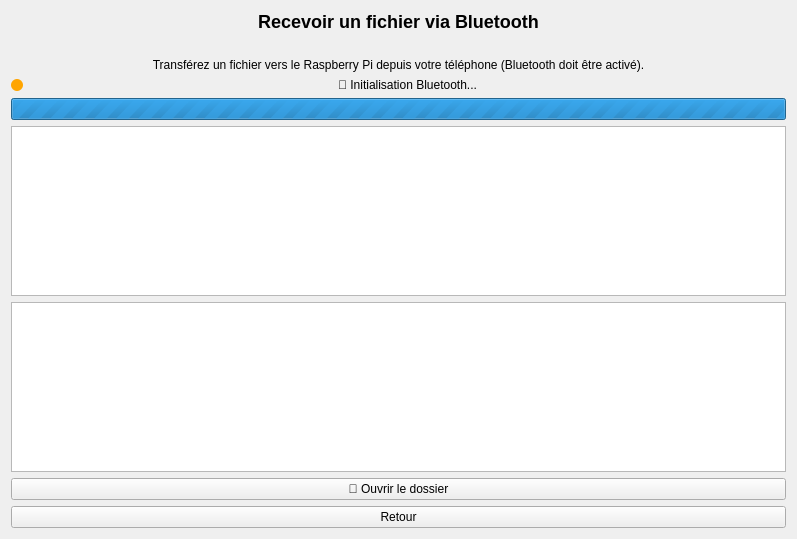
This is BluetoothReceiverDialog.ui in Eliasgnd/Eau-couper_by_AE as Qt 5 draws it before an edit. The edited form follows.
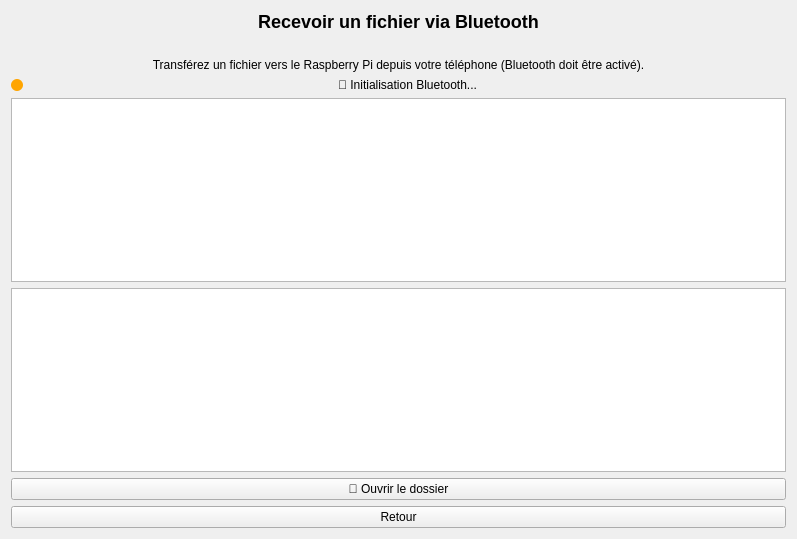
This is the edited form. Icons and pictures are not drawn.

Commit message: bluetooth fonctionnel

Patch:
```diff
--- a/BluetoothReceiverDialog.ui
+++ b/BluetoothReceiverDialog.ui
@@ -80,19 +80,6 @@
     </item>
    </layout>
   </item>
-  <item>
-   <widget class="QProgressBar" name="progressBar">
-    <property name="minimum">
-     <number>0</number>
-    </property>
-    <property name="maximum">
-     <number>0</number>
-    </property>
-    <property name="value">
-     <number>-1</number>
-    </property>
-   </widget>
-  </item>
   <item>
    <widget class="QListWidget" name="fileListWidget"/>
   </item>
```
Left out of the diff: 6 changed lines with no effect on the pictures. Lines whose indentation alone changed are shown as unchanged. The commit also changes 3 other files.
